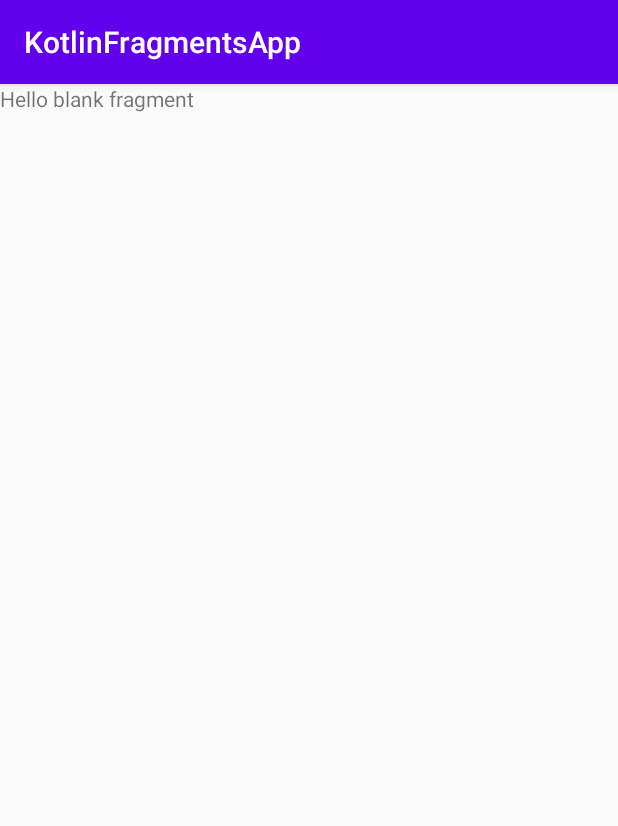
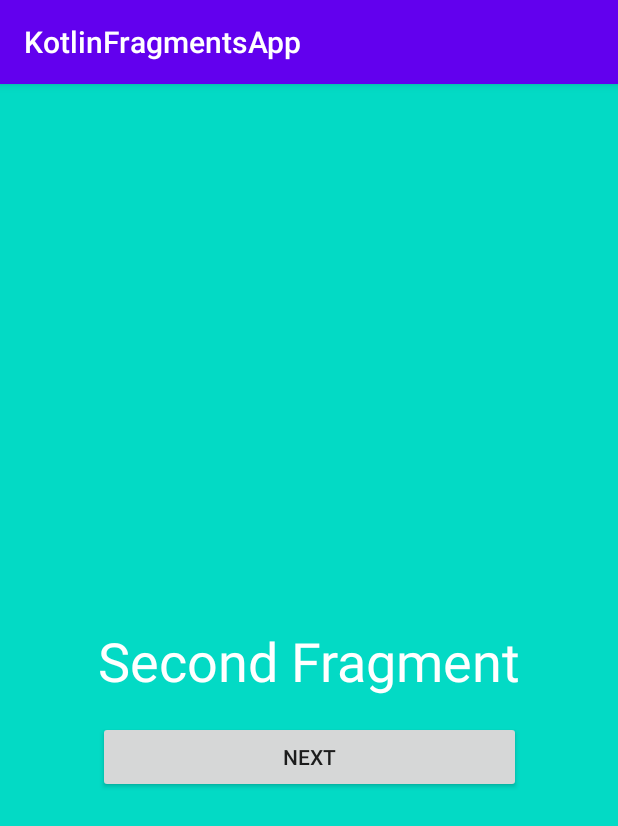
Before and after one commit to AlineJo/KotlinFragmentsApp, an Android app: the fragment SecondFragment shown on its own in the app's theme, on a phone screen of 412 x 824 dp. Shown: the top 826 px of the screen. Run offline under Robolectric (Android 15) with nearby library versions, the phone set to English and light mode, and no system bars.

Commit message:
#Redesign fragments : FirstFragment.kt, SecondFragment.kt, ThirdFragment.kt

```diff
--- a/app/src/main/res/layout/fragment_second.xml
+++ b/app/src/main/res/layout/fragment_second.xml
@@ -1,14 +1,34 @@
 <?xml version="1.0" encoding="utf-8"?>
-<FrameLayout xmlns:android="http://schemas.android.com/apk/res/android"
+<androidx.constraintlayout.widget.ConstraintLayout xmlns:android="http://schemas.android.com/apk/res/android"
+    xmlns:app="http://schemas.android.com/apk/res-auto"
     xmlns:tools="http://schemas.android.com/tools"
+    android:id="@+id/frameLayout"
+    android:background="@color/colorAccent"
     android:layout_width="match_parent"
     android:layout_height="match_parent"
-    tools:context=".fragments.SecondFragment">
+    tools:context=".fragments.FirstFragment">
 
     <!-- TODO: Update blank fragment layout -->
     <TextView
-        android:layout_width="match_parent"
-        android:layout_height="match_parent"
-        android:text="@string/hello_blank_fragment" />
+        android:id="@+id/tvTitle"
+        android:layout_width="wrap_content"
+        android:layout_height="wrap_content"
+        android:textColor="#fff"
+        android:text="Second Fragment"
+        android:textSize="36sp"
+        app:layout_constraintBottom_toBottomOf="parent"
+        app:layout_constraintEnd_toEndOf="parent"
+        app:layout_constraintStart_toStartOf="parent"
+        app:layout_constraintTop_toTopOf="parent" />
 
-</FrameLayout>
+    <Button
+        android:id="@+id/btnNext"
+        android:layout_width="0dp"
+        android:layout_height="wrap_content"
+        android:layout_marginTop="16dp"
+        android:text="Next"
+        app:layout_constraintEnd_toEndOf="@+id/tvTitle"
+        app:layout_constraintStart_toStartOf="@+id/tvTitle"
+        app:layout_constraintTop_toBottomOf="@+id/tvTitle" />
+
+</androidx.constraintlayout.widget.ConstraintLayout>
```
Also changed, not shown: app/src/main/res/layout/fragment_first.xml (+23 -5 lines), app/src/main/res/layout/fragment_third.xml (+26 -6 lines).
